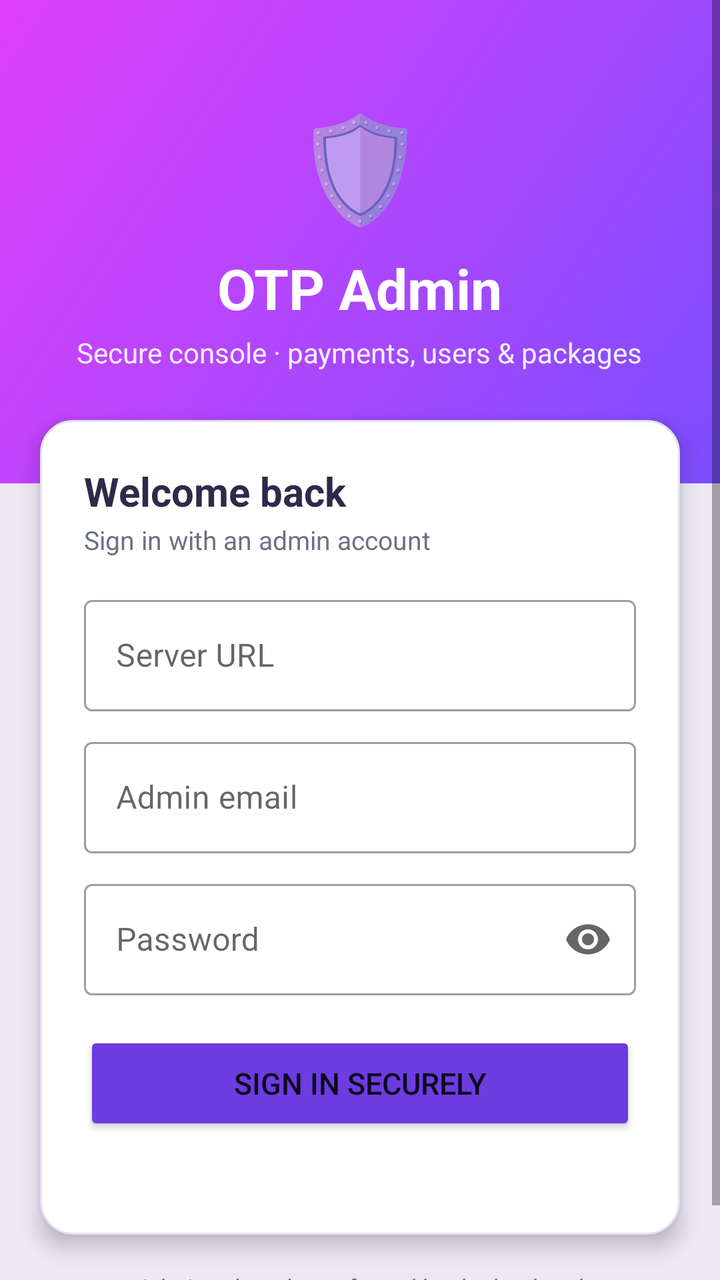
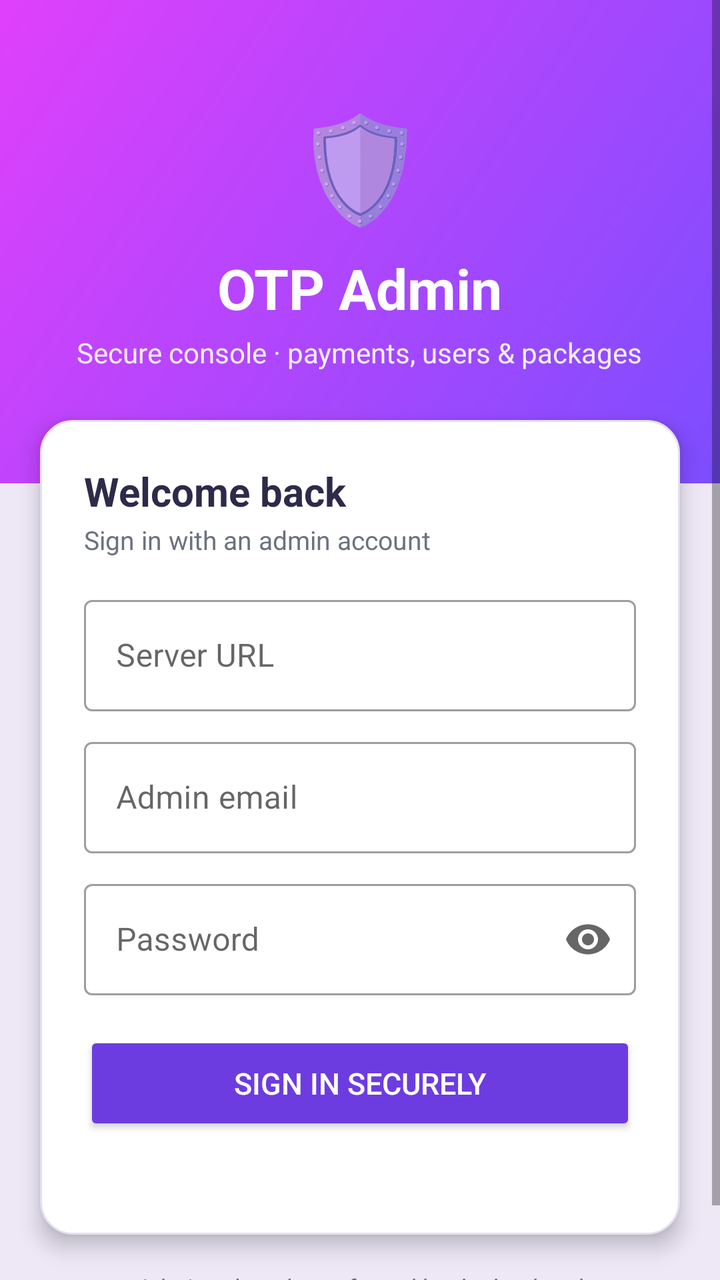

Two renders of the same Android screen: before a commit and after it. Below are the layout's source before the change and the commit's diff.
<!-- AndroidManifest.xml: application theme Theme.OTPFetch -->
<!-- res/layout/activity_admin_auth.xml -->
<?xml version="1.0" encoding="utf-8"?>
<ScrollView xmlns:android="http://schemas.android.com/apk/res/android"
    xmlns:app="http://schemas.android.com/apk/res-auto"
    android:layout_width="match_parent"
    android:layout_height="match_parent"
    android:background="@color/screen_bg"
    android:fillViewport="true">

    <LinearLayout
        android:layout_width="match_parent"
        android:layout_height="wrap_content"
        android:orientation="vertical">

        
        <LinearLayout
            android:layout_width="match_parent"
            android:layout_height="wrap_content"
            android:background="@drawable/bg_header_gradient"
            android:gravity="center_horizontal"
            android:orientation="vertical"
            android:paddingTop="48dp"
            android:paddingBottom="56dp"
            android:paddingLeft="24dp"
            android:paddingRight="24dp">

            <TextView
                android:layout_width="wrap_content"
                android:layout_height="wrap_content"
                android:text="🛡️"
                android:textSize="52sp" />

            <TextView
                android:layout_width="wrap_content"
                android:layout_height="wrap_content"
                android:layout_marginTop="8dp"
                android:text="OTP Admin"
                android:textColor="#FFFFFF"
                android:textSize="28sp"
                android:textStyle="bold" />

            <TextView
                android:layout_width="wrap_content"
                android:layout_height="wrap_content"
                android:layout_marginTop="4dp"
                android:gravity="center"
                android:text="Secure console · payments, users &amp; packages"
                android:textColor="#E6FFFFFF"
                android:textSize="14sp" />
        </LinearLayout>

        
        <LinearLayout
            android:layout_width="match_parent"
            android:layout_height="wrap_content"
            android:layout_marginLeft="20dp"
            android:layout_marginRight="20dp"
            android:layout_marginTop="-32dp"
            android:background="@drawable/bg_card"
            android:elevation="6dp"
            android:orientation="vertical"
            android:padding="22dp">

            <TextView
                android:layout_width="wrap_content"
                android:layout_height="wrap_content"
                android:text="Welcome back"
                android:textColor="@color/title_text"
                android:textSize="20sp"
                android:textStyle="bold" />

            <TextView
                android:layout_width="wrap_content"
                android:layout_height="wrap_content"
                android:layout_marginTop="2dp"
                android:layout_marginBottom="12dp"
                android:text="Sign in with an admin account"
                android:textColor="@color/muted_text"
                android:textSize="13sp" />

            <com.google.android.material.textfield.TextInputLayout
                android:layout_width="match_parent"
                android:layout_height="wrap_content"
                android:layout_marginTop="4dp"
                android:hint="Server URL"
                style="@style/Widget.MaterialComponents.TextInputLayout.OutlinedBox">

                <EditText
                    android:id="@+id/serverInput"
                    android:layout_width="match_parent"
                    android:layout_height="wrap_content"
                    android:inputType="textUri"
                    android:singleLine="true" />
            </com.google.android.material.textfield.TextInputLayout>

            <com.google.android.material.textfield.TextInputLayout
                android:layout_width="match_parent"
                android:layout_height="wrap_content"
                android:layout_marginTop="10dp"
                android:hint="Admin email"
                style="@style/Widget.MaterialComponents.TextInputLayout.OutlinedBox">

                <EditText
                    android:id="@+id/loginInput"
                    android:layout_width="match_parent"
                    android:layout_height="wrap_content"
                    android:inputType="textEmailAddress"
                    android:singleLine="true" />
            </com.google.android.material.textfield.TextInputLayout>

            <com.google.android.material.textfield.TextInputLayout
                android:layout_width="match_parent"
                android:layout_height="wrap_content"
                android:layout_marginTop="10dp"
                android:hint="Password"
                app:endIconMode="password_toggle"
                style="@style/Widget.MaterialComponents.TextInputLayout.OutlinedBox">

                <EditText
                    android:id="@+id/passInput"
                    android:layout_width="match_parent"
                    android:layout_height="wrap_content"
                    android:inputType="textPassword"
                    android:singleLine="true" />
            </com.google.android.material.textfield.TextInputLayout>

            <Button
                android:id="@+id/loginBtn"
                android:layout_width="match_parent"
                android:layout_height="wrap_content"
                android:layout_marginTop="18dp"
                android:backgroundTint="@color/accent_blue"
                android:minHeight="52dp"
                android:text="Sign in securely"
                android:textSize="15sp" />

            <TextView
                android:id="@+id/authHint"
                android:layout_width="match_parent"
                android:layout_height="wrap_content"
                android:layout_marginTop="10dp"
                android:gravity="center"
                android:textColor="@color/muted_text"
                android:textSize="13sp" />
        </LinearLayout>

        <TextView
            android:layout_width="wrap_content"
            android:layout_height="wrap_content"
            android:layout_gravity="center_horizontal"
            android:layout_marginTop="18dp"
            android:layout_marginBottom="28dp"
            android:gravity="center"
            android:text="Admin role only · enforced by the backend"
            android:textColor="@color/muted_text"
            android:textSize="12sp" />
    </LinearLayout>
</ScrollView>
<!-- resources referenced by this layout -->
<resources>
  <color name="accent_blue">#6C3CE0</color>
  <color name="muted_text">#6B7280</color>
  <color name="screen_bg">#EDE7F6</color>
  <color name="title_text">#2D2A4A</color>
  <!-- drawable bg_card (drawable) -->
  <?xml version="1.0" encoding="utf-8"?>
  <shape xmlns:android="http://schemas.android.com/apk/res/android"
      android:shape="rectangle">
      <solid android:color="@color/card_bg" />
      <corners android:radius="16dp" />
      <stroke android:width="1dp" android:color="@color/stroke" />
  </shape>
  <!-- drawable bg_header_gradient (drawable) -->
  <?xml version="1.0" encoding="utf-8"?>
  <shape xmlns:android="http://schemas.android.com/apk/res/android"
      android:shape="rectangle">
      <gradient
          android:startColor="@color/header_start"
          android:endColor="@color/header_end"
          android:angle="135" />
  </shape>
  <style name="Theme.OTPFetch" parent="Theme.MaterialComponents.DayNight.NoActionBar">
          <item name="colorPrimary">@color/accent_blue</item>
          <item name="colorPrimaryDark">@color/header_start</item>
          <item name="colorAccent">@color/accent_pink</item>
          <item name="android:statusBarColor">@color/header_start</item>
          <item name="android:windowBackground">@color/screen_bg</item>
      </style>
  <color name="card_bg">#FFFFFF</color>
  <color name="stroke">#E2E0F0</color>
  <color name="header_start">#7C4DFF</color>
  <color name="header_end">#E040FB</color>
  <color name="accent_pink">#E040FB</color>
</resources>

<!-- the commit's change to res/layout/activity_admin_auth.xml (unified diff, before → after) -->
@@ -128,9 +128,10 @@
                 android:layout_width="match_parent"
                 android:layout_height="wrap_content"
                 android:layout_marginTop="18dp"
-                android:backgroundTint="@color/accent_blue"
+                android:backgroundTint="@color/btn_primary"
                 android:minHeight="52dp"
                 android:text="Sign in securely"
+                android:textColor="#FFFFFF"
                 android:textSize="15sp" />
 
             <TextView
<!-- resource entries referenced after the edit -->
@@ -1,6 +1,6 @@
 <!-- resources referenced by this layout -->
 <resources>
-  <color name="accent_blue">#6C3CE0</color>
+  <color name="btn_primary">#6C3CE0</color>
   <color name="muted_text">#6B7280</color>
   <color name="screen_bg">#EDE7F6</color>
   <color name="title_text">#2D2A4A</color>
@@ -32,6 +32,7 @@
   <color name="stroke">#E2E0F0</color>
   <color name="header_start">#7C4DFF</color>
   <color name="header_end">#E040FB</color>
+  <color name="accent_blue">#6C3CE0</color>
   <color name="accent_pink">#E040FB</color>
 </resources>
 
